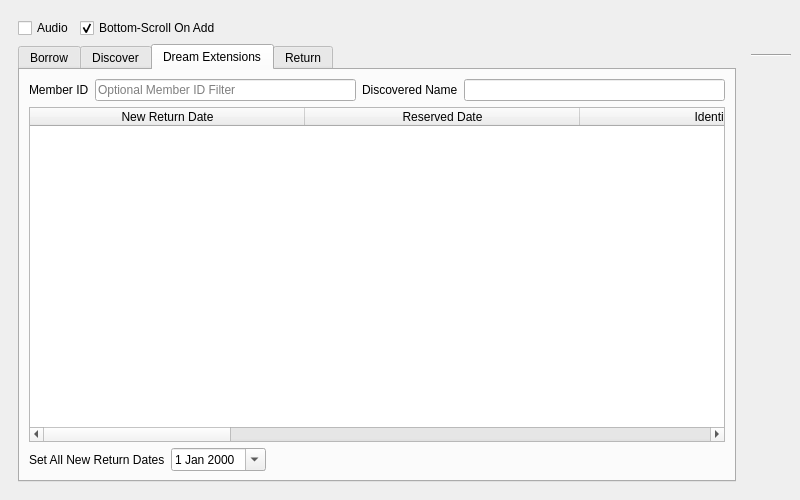
Old version of the form UI/biblioteq_batch_activities_browser.ui in the repository textbrowser/biblioteq.
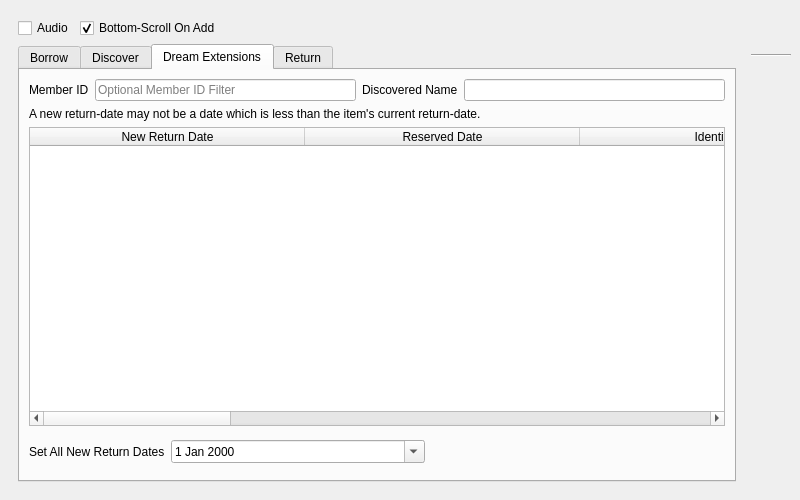
New version of the form. The open tabs and pages were chosen to show the change. Icons and pictures are not drawn.

Patch:
```diff
--- a/UI/biblioteq_batch_activities_browser.ui
+++ b/UI/biblioteq_batch_activities_browser.ui
@@ -528,6 +528,16 @@
              </item>
             </layout>
            </item>
+           <item>
+            <widget class="QLabel" name="label_9">
+             <property name="text">
+              <string>A new return-date may not be a date which is less than the item's current return-date.</string>
+             </property>
+             <property name="wordWrap">
+              <bool>true</bool>
+             </property>
+            </widget>
+           </item>
            <item>
             <widget class="QTableWidget" name="dreamy_table">
              <property name="editTriggers">
@@ -624,11 +634,40 @@
              </item>
              <item>
               <widget class="QDateEdit" name="dreamy_date">
+               <property name="sizePolicy">
+                <sizepolicy hsizetype="Expanding" vsizetype="Fixed">
+                 <horstretch>0</horstretch>
+                 <verstretch>0</verstretch>
+                </sizepolicy>
+               </property>
                <property name="calendarPopup">
                 <bool>true</bool>
                </property>
               </widget>
              </item>
+             <item>
+              <widget class="QToolButton" name="dreamy_go">
+               <property name="toolTip">
+                <string>Go! (Current Page)</string>
+               </property>
+               <property name="text">
+                <string/>
+               </property>
+               <property name="icon">
+                <iconset resource="../Icons/icons.qrc">
+                 <normaloff>:/32x32/ok.png</normaloff>:/32x32/ok.png</iconset>
+               </property>
+               <property name="iconSize">
+                <size>
+                 <width>32</width>
+                 <height>32</height>
+                </size>
+               </property>
+               <property name="autoRaise">
+                <bool>true</bool>
+               </property>
+              </widget>
+             </item>
              <item>
               <spacer name="horizontalSpacer_7">
                <property name="orientation">
```
Left out of the diff: 1 changed line with no effect on the pictures.
